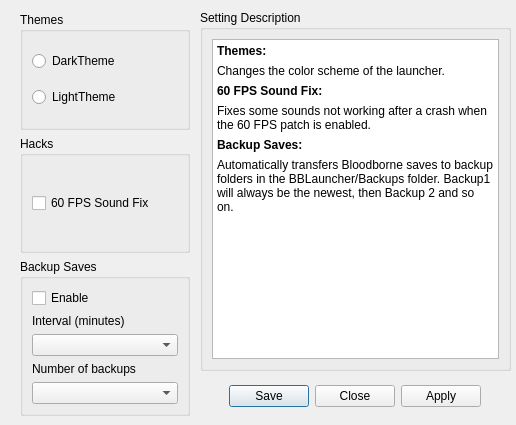
First picture: the form in settings/LauncherSettings.ui, repository rainmakerv3/BB_Launcher, before the edit.
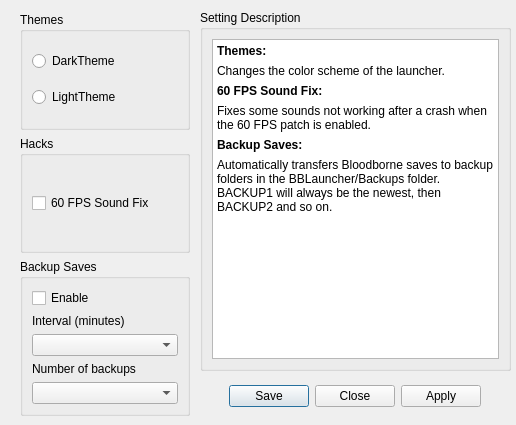
Second picture: the form after the edit.

Commit message: Skip GUI with command line option -n

What changed in the file:
```diff
--- a/settings/LauncherSettings.ui
+++ b/settings/LauncherSettings.ui
@@ -65,7 +65,7 @@
 &lt;p style=&quot; margin-top:6px; margin-bottom:6px; margin-left:0px; margin-right:0px; -qt-block-indent:0; text-indent:0px;&quot;&gt;&lt;span style=&quot; font-weight:700;&quot;&gt;60 FPS Sound Fix:&lt;/span&gt;&lt;/p&gt;
 &lt;p style=&quot; margin-top:6px; margin-bottom:6px; margin-left:0px; margin-right:0px; -qt-block-indent:0; text-indent:0px;&quot;&gt;Fixes some sounds not working after a crash when the 60 FPS patch is enabled.&lt;/p&gt;
 &lt;p style=&quot; margin-top:6px; margin-bottom:6px; margin-left:0px; margin-right:0px; -qt-block-indent:0; text-indent:0px;&quot;&gt;&lt;span style=&quot; font-weight:700;&quot;&gt;Backup Saves:&lt;/span&gt;&lt;/p&gt;
-&lt;p style=&quot; margin-top:6px; margin-bottom:6px; margin-left:0px; margin-right:0px; -qt-block-indent:0; text-indent:0px;&quot;&gt;Automatically transfers Bloodborne saves to backup folders in the BBLauncher/Backups folder. Backup1 will always be the newest, then Backup 2 and so on.&lt;/p&gt;&lt;/body&gt;&lt;/html&gt;</string>
+&lt;p style=&quot; margin-top:6px; margin-bottom:6px; margin-left:0px; margin-right:0px; -qt-block-indent:0; text-indent:0px;&quot;&gt;Automatically transfers Bloodborne saves to backup folders in the BBLauncher/Backups folder. BACKUP1 will always be the newest, then BACKUP2 and so on.&lt;/p&gt;&lt;/body&gt;&lt;/html&gt;</string>
       </property>
       <property name="acceptRichText">
        <bool>false</bool>
```
Left out of the diff: 2 changed lines with no effect on the pictures. The commit also changes 4 other files.
